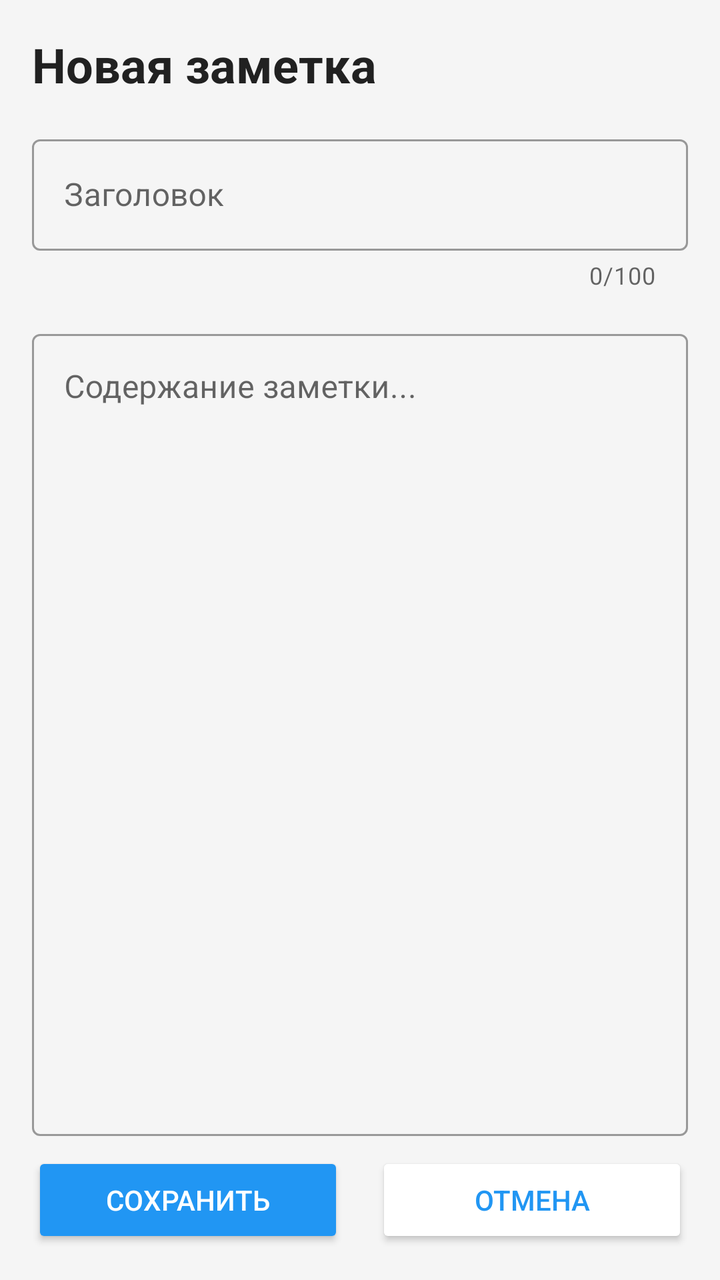
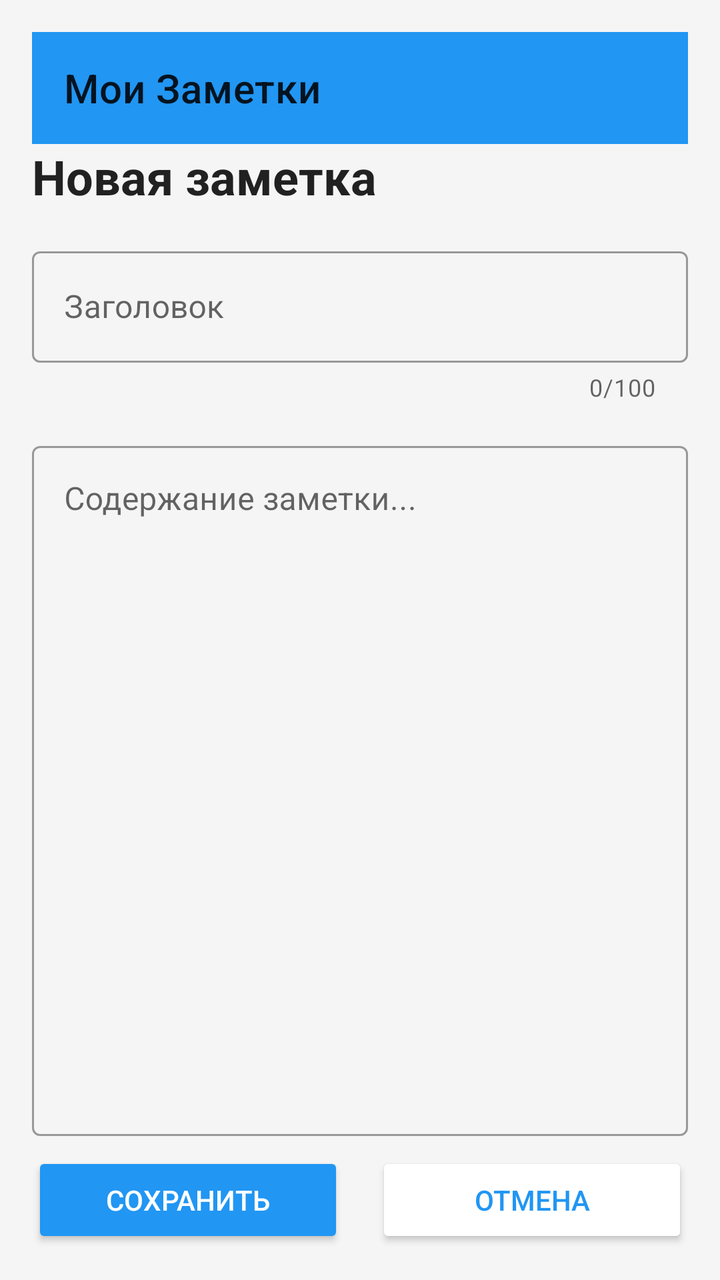

Compare the two renders of this Android layout. The source of the first and the diff that turns it into the second are given below.
<!-- AndroidManifest.xml: activity theme Theme.NotesApp -->
<!-- res/layout/activity_add_edit_note.xml -->
<?xml version="1.0" encoding="utf-8"?>
<LinearLayout xmlns:android="http://schemas.android.com/apk/res/android"
    xmlns:app="http://schemas.android.com/apk/res-auto"
    android:layout_width="match_parent"
    android:layout_height="match_parent"
    android:orientation="vertical"
    android:background="#F5F5F5"
    android:padding="16dp">

    <TextView
        android:id="@+id/titleTextView"
        android:layout_width="match_parent"
        android:layout_height="wrap_content"
        android:text="@string/new_note"
        android:textColor="#212121"
        android:textSize="@dimen/text_size_24sp"
        android:textStyle="bold"
        android:layout_marginBottom="@dimen/margin_16dp" />

    <com.google.android.material.textfield.TextInputLayout
        android:id="@+id/titleTextInputLayout"
        android:layout_width="match_parent"
        android:layout_height="wrap_content"
        android:hint="@string/note_head"
        app:counterEnabled="true"
        app:counterMaxLength="100"
        app:endIconMode="clear_text"
        style="@style/Widget.MaterialComponents.TextInputLayout.OutlinedBox">

        <com.google.android.material.textfield.TextInputEditText
            android:id="@+id/titleEditText"
            android:layout_width="match_parent"
            android:layout_height="wrap_content"
            android:maxLines="1"
            android:inputType="textCapWords"
            android:imeOptions="actionNext" />

    </com.google.android.material.textfield.TextInputLayout>

    <com.google.android.material.textfield.TextInputLayout
        android:id="@+id/contentTextInputLayout"
        android:layout_width="match_parent"
        android:layout_height="0dp"
        android:layout_weight="1"
        android:layout_marginTop="@dimen/margin_16dp"
        android:hint="@string/note_content"
        app:counterEnabled="true"
        app:counterMaxLength="2000"
        style="@style/Widget.MaterialComponents.TextInputLayout.OutlinedBox">

        <com.google.android.material.textfield.TextInputEditText
            android:id="@+id/contentEditText"
            android:layout_width="match_parent"
            android:layout_height="match_parent"
            android:gravity="top"
            android:inputType="textMultiLine"
            android:minLines="10"
            android:imeOptions="actionDone" />

    </com.google.android.material.textfield.TextInputLayout>

    <LinearLayout
        android:layout_width="match_parent"
        android:layout_height="wrap_content"
        android:orientation="horizontal"
        android:layout_marginTop="@dimen/margin_8dp">

        <Button
            android:id="@+id/saveButton"
            android:layout_width="0dp"
            android:layout_height="wrap_content"
            android:layout_weight="1"
            android:layout_marginEnd="@dimen/margin_8dp"
            android:backgroundTint="#2196F3"
            android:text="@string/save"
            android:textColor="#FFFFFF" />

        <Button
            android:id="@+id/cancelButton"
            android:layout_width="0dp"
            android:layout_height="wrap_content"
            android:layout_weight="1"
            android:layout_marginStart="@dimen/margin_8dp"
            android:backgroundTint="#FFFFFF"
            android:text="@string/cancel"
            android:textColor="#2196F3" />

    </LinearLayout>

</LinearLayout>
<!-- resources referenced by this layout -->
<resources>
  <dimen name="margin_16dp">16dp</dimen>
  <dimen name="margin_8dp">8dp</dimen>
  <dimen name="text_size_24sp">24sp</dimen>
  <string name="cancel">Отмена</string>
  <string name="new_note">Новая заметка</string>
  <string name="note_content">Содержание заметки...</string>
  <string name="note_head">Заголовок</string>
  <string name="save">Сохранить</string>
  <style name="Theme.NotesApp" parent="Theme.MaterialComponents.Light.NoActionBar">
          <item name="colorPrimary">#2196F3</item>
          <item name="colorPrimaryDark">#1976D2</item>
          <item name="colorAccent">#FF4081</item>
          <item name="android:statusBarColor">#1976D2</item>
          <item name="android:windowFullscreen">false</item>
      </style>
</resources>

<!-- the commit's change to res/layout/activity_add_edit_note.xml (unified diff, before → after) -->
@@ -6,6 +6,14 @@
     android:orientation="vertical"
     android:background="#F5F5F5"
     android:padding="16dp">
+
+    <androidx.appcompat.widget.Toolbar
+        android:id="@+id/toolbar"
+        android:layout_width="match_parent"
+        android:layout_height="?attr/actionBarSize"
+        android:background="?attr/colorPrimary"
+        app:popupTheme="@style/ThemeOverlay.AppCompat.Light"
+        app:title="@string/app_name" />
 
     <TextView
         android:id="@+id/titleTextView"
<!-- resource entries referenced after the edit -->
@@ -3,6 +3,7 @@
   <dimen name="margin_16dp">16dp</dimen>
   <dimen name="margin_8dp">8dp</dimen>
   <dimen name="text_size_24sp">24sp</dimen>
+  <string name="app_name">Мои Заметки</string>
   <string name="cancel">Отмена</string>
   <string name="new_note">Новая заметка</string>
   <string name="note_content">Содержание заметки...</string>
